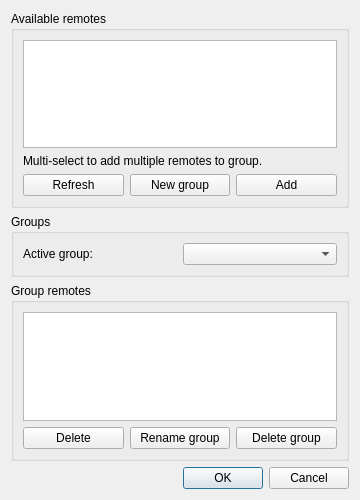
Above: player/NymphCastPlayer/remotes.ui from MayaPosch/NymphCast before the change. Below: the same form after it.
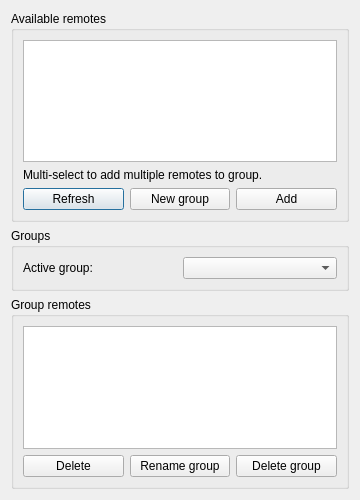
That is the form after the change. Icons and pictures are not drawn.

Commit message: Remove unneeded OK/Cancel buttons on dialogue. Add index validation on remote change.

The edit to the form file:
```diff
--- a/player/NymphCastPlayer/remotes.ui
+++ b/player/NymphCastPlayer/remotes.ui
@@ -140,28 +140,6 @@
      </layout>
     </widget>
    </item>
-   <item>
-    <widget class="QDialogButtonBox" name="buttonBox">
-     <property name="sizePolicy">
-      <sizepolicy hsizetype="Expanding" vsizetype="Expanding">
-       <horstretch>0</horstretch>
-       <verstretch>0</verstretch>
-      </sizepolicy>
-     </property>
-     <property name="minimumSize">
-      <size>
-       <width>300</width>
-       <height>0</height>
-      </size>
-     </property>
-     <property name="orientation">
-      <enum>Qt::Horizontal</enum>
-     </property>
-     <property name="standardButtons">
-      <set>QDialogButtonBox::Cancel|QDialogButtonBox::Ok</set>
-     </property>
-    </widget>
-   </item>
   </layout>
  </widget>
  <resources>
```
Left out of the diff: 35 changed lines with no effect on the pictures. The commit also changes 2 other files.
